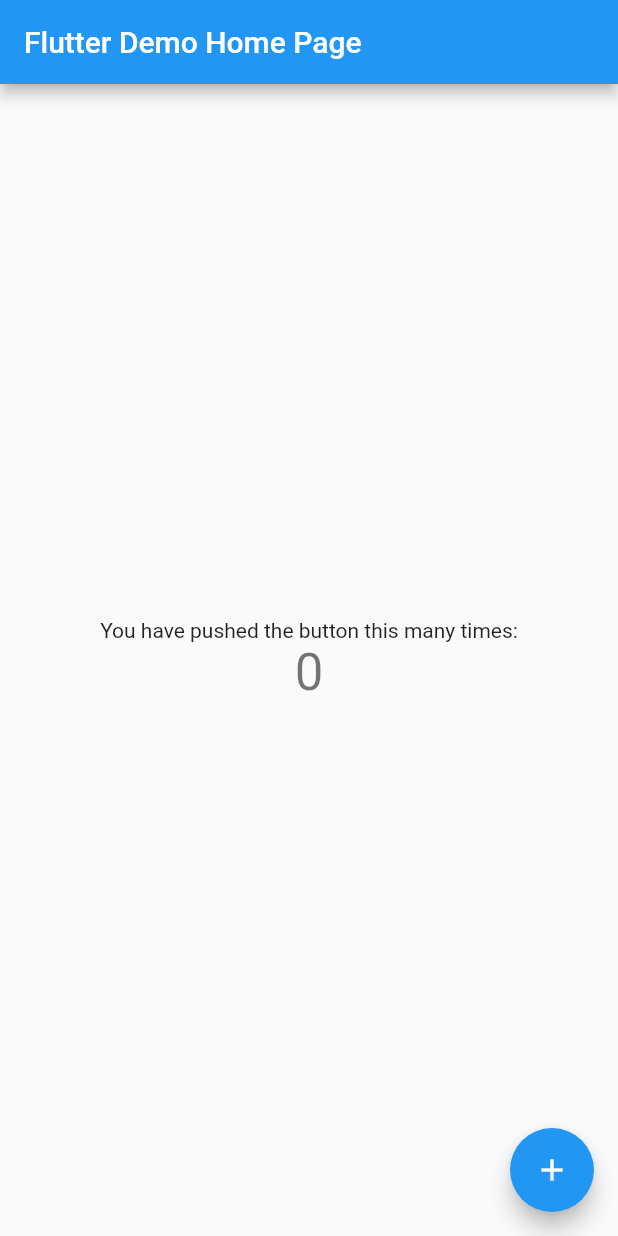
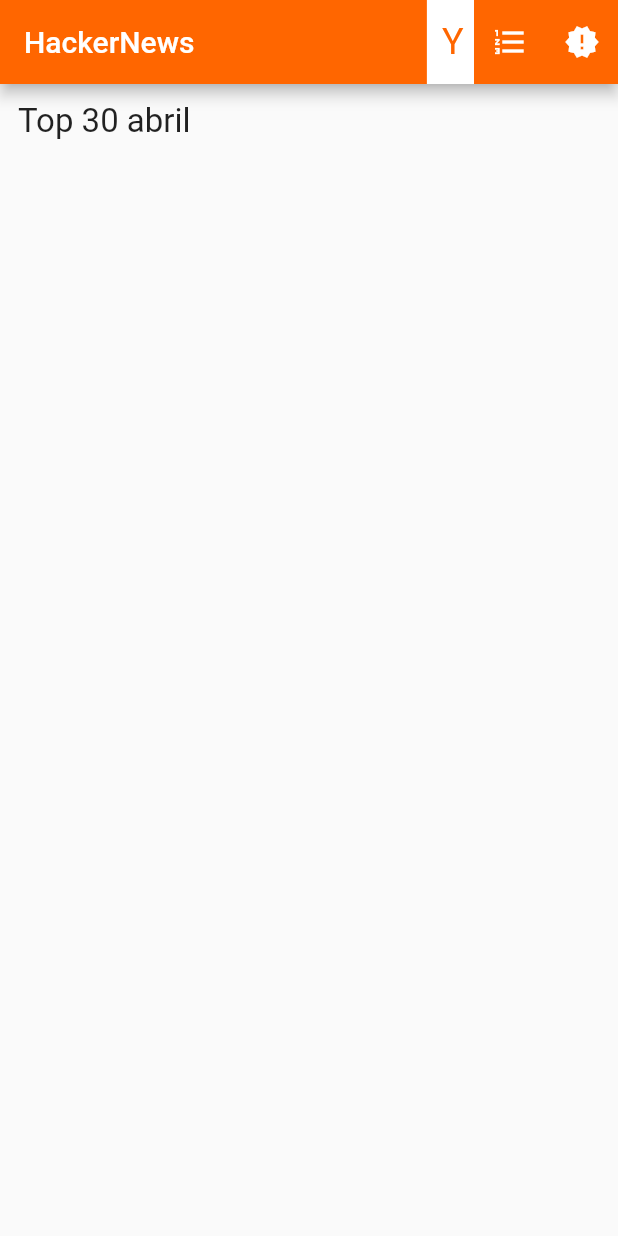
Before and after one commit to ernonemacher/hacker_news, a Flutter app: the screen it shows after launch, on a phone screen of 412 x 824 dp. Run offline on Flutter 3.47's test engine with Material 2 defaults, Android fonts, the phone set to English and light mode, and no system bars.

```diff
--- a/lib/main.dart
+++ b/lib/main.dart
@@ -1,111 +1,29 @@
 import 'package:flutter/material.dart';
+import 'package:hacker_news_app/views/top_page.dart';
+import 'package:hacker_news_app/views/last_page.dart';
 
 void main() => runApp(MyApp());
 
 class MyApp extends StatelessWidget {
-  // This widget is the root of your application.
   @override
   Widget build(BuildContext context) {
     return MaterialApp(
-      title: 'Flutter Demo',
+      title: "Recipes",
+      debugShowCheckedModeBanner: false,
       theme: ThemeData(
-        // This is the theme of your application.
-        //
-        // Try running your application with "flutter run". You'll see the
-        // application has a blue toolbar. Then, without quitting the app, try
-        // changing the primarySwatch below to Colors.green and then invoke
-        // "hot reload" (press "r" in the console where you ran "flutter run",
-        // or simply save your changes to "hot reload" in a Flutter IDE).
-        // Notice that the counter didn't reset back to zero; the application
-        // is not restarted.
-        primarySwatch: Colors.blue,
+        primaryColor: Color(0xffFF6600),
+        inputDecorationTheme: InputDecorationTheme(
+          border: OutlineInputBorder(),
+        ),
       ),
-      home: MyHomePage(title: 'Flutter Demo Home Page'),
+      routes: _buildRoutes(),
     );
   }
-}
 
-class MyHomePage extends StatefulWidget {
-  MyHomePage({Key key, this.title}) : super(key: key);
-
-  // This widget is the home page of your application. It is stateful, meaning
-  // that it has a State object (defined below) that contains fields that affect
-  // how it looks.
-
-  // This class is the configuration for the state. It holds the values (in this
-  // case the title) provided by the parent (in this case the App widget) and
-  // used by the build method of the State. Fields in a Widget subclass are
-  // always marked "final".
-
-  final String title;
-
-  @override
-  _MyHomePageState createState() => _MyHomePageState();
-}
-
-class _MyHomePageState extends State<MyHomePage> {
-  int _counter = 0;
-
-  void _incrementCounter() {
-    setState(() {
-      // This call to setState tells the Flutter framework that something has
-      // changed in this State, which causes it to rerun the build method below
-      // so that the display can reflect the updated values. If we changed
-      // _counter without calling setState(), then the build method would not be
-      // called again, and so nothing would appear to happen.
-      _counter++;
-    });
-  }
-
-  @override
-  Widget build(BuildContext context) {
-    // This method is rerun every time setState is called, for instance as done
-    // by the _incrementCounter method above.
-    //
-    // The Flutter framework has been optimized to make rerunning build methods
-    // fast, so that you can just rebuild anything that needs updating rather
-    // than having to individually change instances of widgets.
-    return Scaffold(
-      appBar: AppBar(
-        // Here we take the value from the MyHomePage object that was created by
-        // the App.build method, and use it to set our appbar title.
-        title: Text(widget.title),
-      ),
-      body: Center(
-        // Center is a layout widget. It takes a single child and positions it
-        // in the middle of the parent.
-        child: Column(
-          // Column is also a layout widget. It takes a list of children and
-          // arranges them vertically. By default, it sizes itself to fit its
-          // children horizontally, and tries to be as tall as its parent.
-          //
-          // Invoke "debug painting" (press "p" in the console, choose the
-          // "Toggle Debug Paint" action from the Flutter Inspector in Android
-          // Studio, or the "Toggle Debug Paint" command in Visual Studio Code)
-          // to see the wireframe for each widget.
-          //
-          // Column has various properties to control how it sizes itself and
-          // how it positions its children. Here we use mainAxisAlignment to
-          // center the children vertically; the main axis here is the vertical
-          // axis because Columns are vertical (the cross axis would be
-          // horizontal).
-          mainAxisAlignment: MainAxisAlignment.center,
-          children: <Widget>[
-            Text(
-              'You have pushed the button this many times:',
-            ),
-            Text(
-              '$_counter',
-              style: Theme.of(context).textTheme.display1,
-            ),
-          ],
-        ),
-      ),
-      floatingActionButton: FloatingActionButton(
-        onPressed: _incrementCounter,
-        tooltip: 'Increment',
-        child: Icon(Icons.add),
-      ), // This trailing comma makes auto-formatting nicer for build methods.
-    );
+  _buildRoutes() {
+    return {
+      "/": (_) => TopPage(),
+      "last": (_) => LastPage(),
+    };
   }
 }
--- /dev/null
+++ b/lib/models/information.dart
@@ -0,0 +1,9 @@
+class Information {
+  String titulo = "";
+  String subtitulo = "";
+  int id;
+
+  Information({this.titulo, this.subtitulo}) {
+    this.id = DateTime.now().millisecondsSinceEpoch;
+  }
+}
--- /dev/null
+++ b/lib/views/top_page.dart
@@ -0,0 +1,75 @@
+import 'package:flutter/material.dart';
+import 'package:hacker_news_app/models/information.dart';
+
+class TopPage extends StatefulWidget {
+  @override
+  _TopPageState createState() => _TopPageState();
+}
+
+class _TopPageState extends State<TopPage> {
+  List<Information> _listaInf = [];
+
+  @override
+  Widget build(BuildContext context) {
+    return Scaffold(
+      appBar: AppBar(
+        title: Text("HackerNews"),
+        actions: <Widget>[
+          Container(
+            child: Padding(
+              padding: EdgeInsets.fromLTRB(10, 14, 7, 13),
+              child: Text(
+                "Y",
+                style: TextStyle(color: Color(0xffFF6600), fontSize: 24),
+              ),
+            ),
+            color: Colors.white,
+          ),
+          IconButton(
+            icon: Icon(Icons.format_list_numbered),
+            onPressed: () {},
+          ),
+          IconButton(
+            icon: Icon(Icons.new_releases),
+            onPressed: () {
+              Navigator.of(context).pushNamed("last");
+            },
+          )
+        ],
+      ),
+      body: Padding(
+        padding: const EdgeInsets.all(12.0),
+        child: Column(
+          children: <Widget>[
+            Text("Top 30 abril",style: TextStyle(fontSize: 22),),
+//          ListView.separated(
+//            padding:
+//                const EdgeInsets.symmetric(vertical: 32.0, horizontal: 16.0),
+//            itemCount: _listaInf.length,
+//            itemBuilder: (context, index) {
+//              return _buildInformation(index);
+//            },
+//            separatorBuilder: (context, index) {
+//              return Divider();
+//            },
+//          ),
+          ],
+        ),
+      ),
+    );
+  }
+
+  Widget _buildInformation(int index) {
+    Information information = _listaInf[index];
+
+    return ListTile(
+      key: Key(information.id.toString()),
+      title: Text(
+        information.titulo,
+        style: Theme.of(context).textTheme.title,
+      ),
+      subtitle: Text(information.subtitulo),
+      onTap: () {},
+    );
+  }
+}
```
Also changed, not shown: lib/views/last_page.dart (added, +75 -0 lines).
